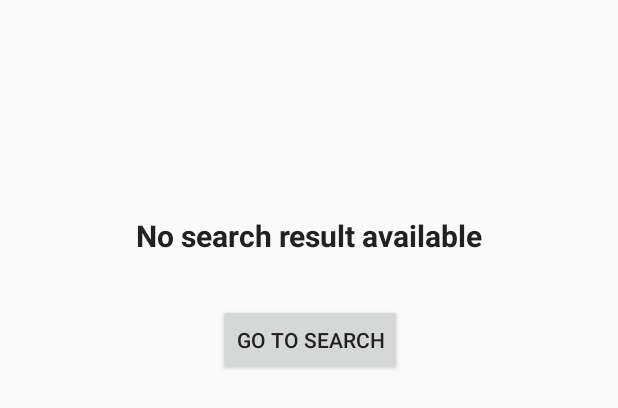
After one commit to Lemao81/StackDownloader, an Android app: the layout search_result_empty_view.xml on its own in the app's theme, with its tools: preview values and no code run, on a phone screen of 412 x 824 dp. The commit adds this screen. Shown: the top 408 px of the screen. Run offline under Robolectric (Android 15) with nearby library versions, the phone set to English and light mode, and no system bars.

Commit message:
delete data option per menu + recyclerview empty view

```diff
--- a/app/src/main/java/com/jueggs/stackdownloader/KoinModules.kt
+++ b/app/src/main/java/com/jueggs/stackdownloader/KoinModules.kt
@@ -41,8 +41,9 @@ var appModule = applicationContext {
     bean { AddTagUseCase(get()) }
     bean { InitialStartUseCase(get(), get(), get()) }
     bean { ShowQuestionUseCase(get()) }
-    bean { DownloadUseCase(get(), get(), get()) }
+    bean { DownloadDataUseCase(get(), get(), get()) }
     bean { SearchUseCase(get(), get(), get()) }
+    bean { DeleteDataUseCase(get()) }
 
-    viewModel { SearchViewModel(get(), get(), get(), get(), get(), get(), get()) }
+    viewModel { SearchViewModel(get(), get(), get(), get(), get(), get(), get(), get()) }
 }
--- a/app/src/main/java/com/jueggs/stackdownloader/ui/search/usecase/InitialStartUseCase.kt
+++ b/app/src/main/java/com/jueggs/stackdownloader/ui/search/usecase/InitialStartUseCase.kt
@@ -6,9 +6,9 @@ import com.jueggs.andutils.util.AppMode
 import com.jueggs.domain.*
 import com.jueggs.stackdownloader.util.isDebug
 
-class InitialStartUseCase(private val context: Context, private val repository: Repository, private val dataProvider: DataProvider) : UseCase<InitialStartRequest>() {
+class InitialStartUseCase(private val context: Context, private val repository: Repository, private val dataProvider: DataProvider) : UseCase<UseCase.Request>() {
 
-    override fun doExecute(request: InitialStartRequest) {
+    override fun doExecute(request: UseCase.Request) {
         try {
             context.doWithNetworkConnection {
                 dataProvider.fetchTags().subscribe { tags ->
@@ -20,5 +20,3 @@ class InitialStartUseCase(private val context: Context, private val repository:
         }
     }
 }
-
-object InitialStartRequest
--- a/app/src/main/java/com/jueggs/stackdownloader/ui/search/usecase/UseCase.kt
+++ b/app/src/main/java/com/jueggs/stackdownloader/ui/search/usecase/UseCase.kt
@@ -11,4 +11,6 @@ abstract class UseCase<in TRequest> {
     }
 
     abstract fun doExecute(request: TRequest)
+
+    object Request
 }
--- a/app/src/main/java/com/jueggs/stackdownloader/ui/search/view/SearchResultFragment.kt
+++ b/app/src/main/java/com/jueggs/stackdownloader/ui/search/view/SearchResultFragment.kt
@@ -29,7 +29,7 @@ class SearchResultFragment : BaseFragment<SearchResultFragment.Listener>() {
         questionAdapter = QuestionAdapter().also { it.eventHandler = QuestionAdapter.EventHandler(viewModel::onShowQuestion) }
         answerAdapter = AnswerAdapter()
 
-        recItems.withAdapter(questionAdapter).withVerticalLinearLayoutManager().withSimpleDivider()
+        recItems.withEmptyView(emptyView).withAdapter(questionAdapter).withVerticalLinearLayoutManager().withSimpleDivider()
     }
 
     override fun setListeners() {
--- /dev/null
+++ b/app/src/main/res/layout-w1024dp/search_result_empty_view.xml
@@ -0,0 +1,21 @@
+<?xml version="1.0" encoding="utf-8"?>
+<android.support.constraint.ConstraintLayout xmlns:android="http://schemas.android.com/apk/res/android"
+    xmlns:app="http://schemas.android.com/apk/res-auto"
+    xmlns:tools="http://schemas.android.com/tools"
+    android:layout_width="match_parent"
+    android:layout_height="match_parent">
+
+    <TextView
+        android:id="@+id/txtEmpty"
+        android:layout_width="wrap_content"
+        android:layout_height="wrap_content"
+        android:text="No search result available"
+        android:textAppearance="@style/text_emphasized"
+        app:layout_constraintBottom_toBottomOf="parent"
+        app:layout_constraintEnd_toEndOf="parent"
+        app:layout_constraintHorizontal_bias="0.5"
+        app:layout_constraintStart_toStartOf="parent"
+        app:layout_constraintTop_toTopOf="parent"
+        app:layout_constraintVertical_bias="0.2" />
+
+</android.support.constraint.ConstraintLayout>
--- /dev/null
+++ b/app/src/main/res/layout/search_result_empty_view.xml
@@ -0,0 +1,32 @@
+<?xml version="1.0" encoding="utf-8"?>
+<android.support.constraint.ConstraintLayout xmlns:android="http://schemas.android.com/apk/res/android"
+    xmlns:app="http://schemas.android.com/apk/res-auto"
+    xmlns:tools="http://schemas.android.com/tools"
+    android:layout_width="match_parent"
+    android:layout_height="match_parent">
+
+    <TextView
+        android:id="@+id/txtEmpty"
+        android:layout_width="wrap_content"
+        android:layout_height="wrap_content"
+        android:text="No search result available"
+        app:layout_constraintBottom_toTopOf="@+id/btnToSearchCriteria"
+        app:layout_constraintEnd_toEndOf="parent"
+        app:layout_constraintHorizontal_bias="0.5"
+        android:textAppearance="@style/text_emphasized"
+        app:layout_constraintStart_toStartOf="parent"
+        app:layout_constraintTop_toTopOf="parent"
+        app:layout_constraintVertical_bias="0.2"
+        app:layout_constraintVertical_chainStyle="packed" />
+
+    <Button
+        android:id="@+id/btnToSearchCriteria"
+        android:layout_width="wrap_content"
+        android:layout_height="wrap_content"
+        android:layout_marginTop="32dp"
+        android:text="Go to search"
+        app:layout_constraintBottom_toBottomOf="parent"
+        app:layout_constraintEnd_toEndOf="@+id/txtEmpty"
+        app:layout_constraintStart_toStartOf="@+id/txtEmpty"
+        app:layout_constraintTop_toBottomOf="@+id/txtEmpty" />
+</android.support.constraint.ConstraintLayout>
--- a/app/src/main/res/values/strings.xml
+++ b/app/src/main/res/values/strings.xml
@@ -18,6 +18,11 @@
 
     <!--toasts-->
     <string name="toast_data_downloaded">Data downloaded</string>
+    <string name="toast_data_deleted">Data deleted</string>
+
+    <!--dialog-->
+    <string name="dialog_title_delete_data">Delete data</string>
+    <string name="dialog_text_delete_data">Do you want to delete all data?</string>
 
     <string name="format_creation_date">MM/dd/yy</string>
 </resources>
--- a/domain/src/main/java/com/jueggs/domain/Repository.kt
+++ b/domain/src/main/java/com/jueggs/domain/Repository.kt
@@ -5,9 +5,9 @@ import com.jueggs.domain.model.*
 interface Repository {
     fun addTags(tags: List<Tag>)
 
+    fun addAnswers(answers: List<Answer>)
+
     fun replaceQuestions(questions: List<Question>)
-
-    fun addAnswers(answers: List<Answer>)
 
     fun getAllTags(): List<Tag>
 
@@ -18,4 +18,6 @@ interface Repository {
     fun getAllQuestionsIncludingOwnerAndTags(): List<Question>
 
     fun getAnswersOfQuestionIncludingOwner(questionId: Long): List<Answer>
+
+    fun deleteData()
 }
```
Also changed, not shown: app/src/main/java/com/jueggs/stackdownloader/ui/search/delegate/SinglePaneSearchActivityDelegate.kt (+2 -8 lines), app/src/main/java/com/jueggs/stackdownloader/ui/search/usecase/DeleteDataUseCase.kt (added, +18 -0 lines), app/src/main/java/com/jueggs/stackdownloader/ui/search/usecase/DownloadDataUseCase.kt (renamed from app/src/main/java/com/jueggs/stackdownloader/ui/search/usecase/DownloadUseCase.kt, +6 -4 lines), app/src/main/java/com/jueggs/stackdownloader/ui/search/view/SearchActivity.kt (+31 -6 lines), app/src/main/java/com/jueggs/stackdownloader/ui/search/viewmodel/SearchViewModel.kt (+11 -6 lines), app/src/main/java/com/jueggs/stackdownloader/util/EmptyRecyclerView.kt (added, +56 -0 lines), app/src/main/res/layout-w1024dp/fragment_search_result.xml (+11 -3 lines), app/src/main/res/layout/fragment_search_result.xml (+11 -3 lines), app/src/main/res/menu/toolbar.xml (added, +11 -0 lines), data/src/main/java/com/jueggs/data/repository/RoomRepository.kt (+7 -0 lines).
